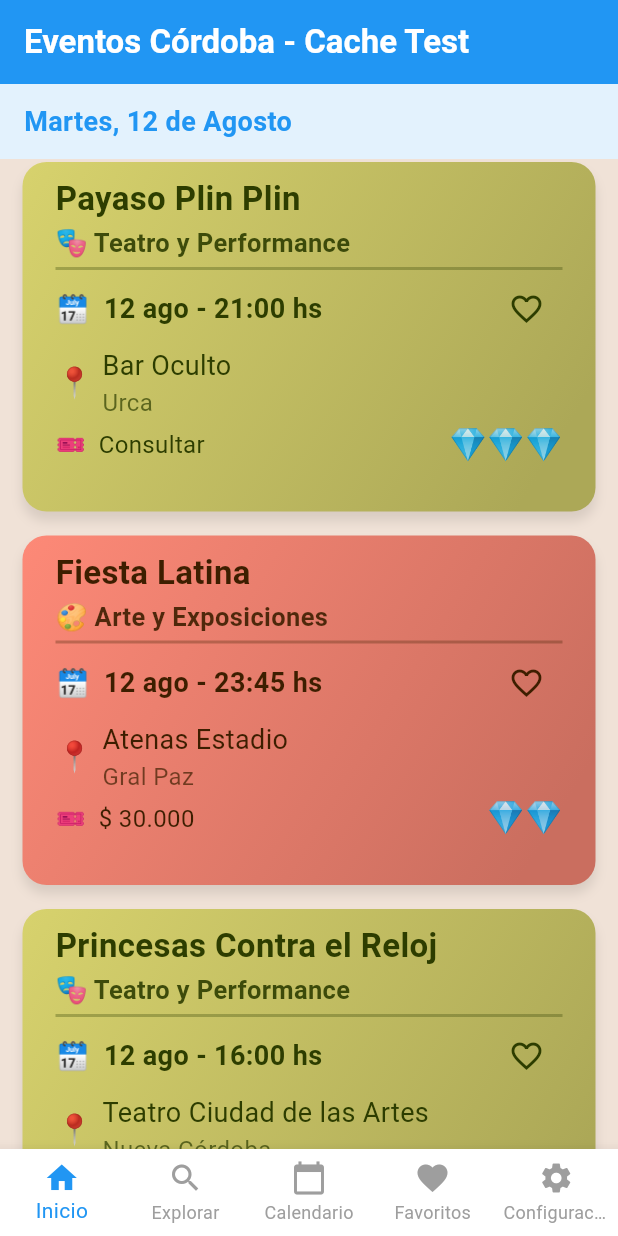
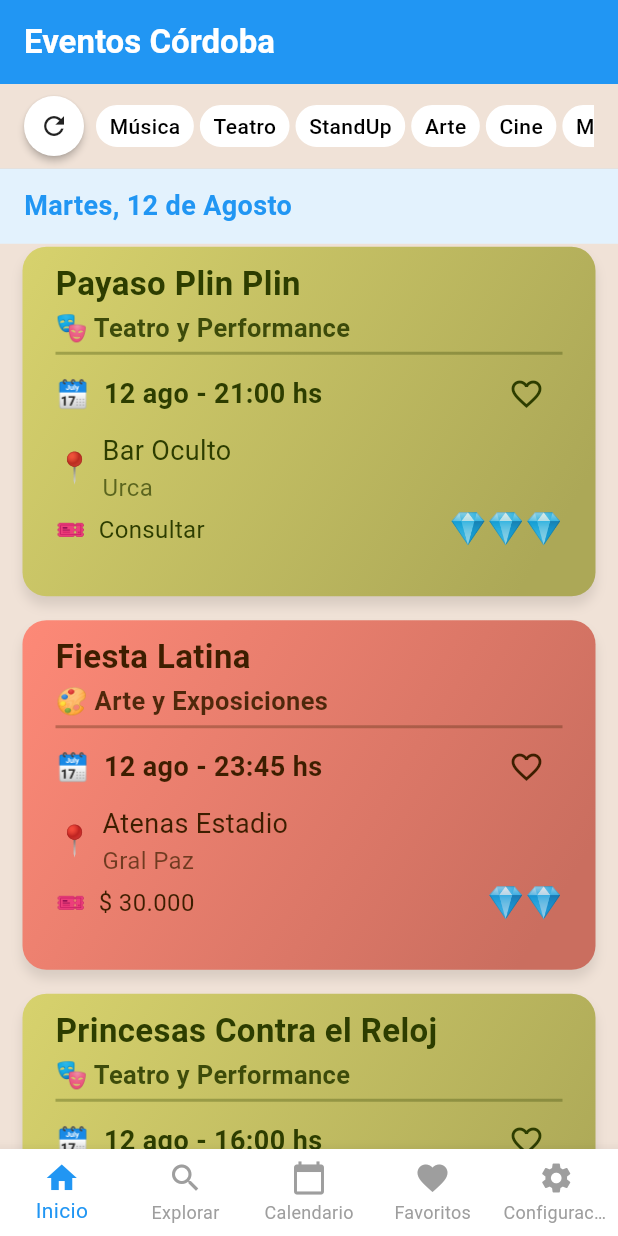
Before and after one commit to MarioLuisP/QueHacemos, a Flutter app: the screen it shows after launch, on a phone screen of 412 x 824 dp. Run offline on Flutter 3.47's test engine with Material 3 defaults, Android fonts, the phone set to English and light mode, and no system bars; our stand-ins replace cached_network_image, share_plus, shared_preferences, sqflite, table_calendar; accounts and stored records are empty.

Commit message:
new home page con chips

```diff
--- a/lib/src/cache/event_cache_service.dart
+++ b/lib/src/cache/event_cache_service.dart
@@ -235,14 +235,24 @@ class EventCacheService {
       grouped[dateKey]!.add(event);
     }
 
-    // NUEVO: Ordenar por rating dentro de cada fecha (mayor rating primero)
+// OPTIMIZADO: Triple ordenamiento dentro de cada fecha
     grouped.forEach((date, events) {
-      events.sort((a, b) => b.rating.compareTo(a.rating));
+      events.sort((a, b) {
+        // 1. Rating primero (mayor rating = sponsors primero)
+        final ratingComparison = b.rating.compareTo(a.rating);
+        if (ratingComparison != 0) return ratingComparison;
+
+        // 2. Categoría alfabéticamente (organización visual)
+        final categoryComparison = a.type.compareTo(b.type);
+        if (categoryComparison != 0) return categoryComparison;
+
+        // 3. Hora más temprana primero (practicidad del usuario)
+        return a.date.compareTo(b.date); // date incluye hora completa
+      });
     });
 
     return grouped;
   }
-
   /// Obtener fechas ordenadas (hoy primero, luego futuras)
   List<String> getSortedDateKeys(Map<String, List<EventCacheItem>> grouped) {
     final today = DateTime.now();
--- a/lib/src/pages/home_page.dart
+++ b/lib/src/pages/home_page.dart
@@ -1,4 +1,4 @@
-// lib/src/pages/clean_home_page.dart
+// lib/src/pages/home_page.dart - OPTIMIZADO
 
 import 'package:flutter/material.dart';
 import 'package:provider/provider.dart';
@@ -7,14 +7,14 @@ import '../widgets/chips/filter_chips_widget.dart';
 import '../cache/cache_models.dart';
 import '../widgets/cards/event_card_widget.dart';
 
-class HomePage extends StatefulWidget { // CAMBIO: nombre correcto
-  final DateTime? selectedDate;          // NUEVO: parámetro del calendario
-  final VoidCallback? onReturnToCalendar; // NUEVO: callback para volver
+class HomePage extends StatefulWidget {
+  final DateTime? selectedDate;
+  final VoidCallback? onReturnToCalendar;
 
-  const HomePage({                       // CAMBIO: nombre correcto
+  const HomePage({
     super.key,
-    this.selectedDate,                   // NUEVO: parámetro opcional
-    this.onReturnToCalendar,            // NUEVO: callback opcional
+    this.selectedDate,
+    this.onReturnToCalendar,
   });
 
   @override
@@ -24,6 +24,8 @@ class HomePage extends StatefulWidget { // CAMBIO: nombre correcto
 class _HomePageState extends State<HomePage> {
   late SimpleHomeProvider _provider;
 
+  // NUEVO: Estado local para filtros (no afecta provider)
+  Set<String> _localActiveCategories = {};
 
   @override
   void initState() {
@@ -31,63 +33,117 @@ class _HomePageState extends State<HomePage> {
     _provider = context.read<SimpleHomeProvider>();
 
     WidgetsBinding.instance.addPostFrameCallback((_) {
-      // Siempre sincronizar selectedDate con provider
       _provider.setSelectedDate(widget.selectedDate);
     });
   }
 
+  // NUEVO: Filtrado local sin afectar provider
+  Map<String, List<EventCacheItem>> _getFilteredGroupedEvents(
+      Map<String, List<EventCacheItem>> allGroupedEvents,
+      ) {
+    if (_localActiveCategories.isEmpty) {
+      return allGroupedEvents;
+    }
+
+    final filtered = <String, List<EventCacheItem>>{};
+
+    allGroupedEvents.forEach((date, events) {
+      final filteredEvents = events.where((event) {
+        return _localActiveCategories.contains(event.type.toLowerCase());
+      }).toList();
+
+      if (filteredEvents.isNotEmpty) {
+        filtered[date] = filteredEvents;
+      }
+    });
+
+    return filtered;
+  }
+
+  // NUEVO: Toggle filtro local
+  void _toggleLocalCategory(String category) {
+    setState(() {
+      if (_localActiveCategories.contains(category)) {
+        _localActiveCategories.remove(category);
+      } else {
+        _localActiveCategories.add(category);
+      }
+    });
+  }
+
+  // NUEVO: Limpiar filtros locales
+  void _clearLocalCategories() {
+    setState(() {
+      _localActiveCategories.clear();
+    });
+  }
 
   @override
   Widget build(BuildContext context) {
     return Scaffold(
       appBar: AppBar(
-        title: const Text('Eventos Córdoba - Cache Test'),
+        title: const Text('Eventos Córdoba'),
         backgroundColor: Colors.blue,
         foregroundColor: Colors.white,
       ),
-      body: Consumer<SimpleHomeProvider>(
-        builder: (context, provider, child) {
+      body: Selector<SimpleHomeProvider, ({
+      bool isLoading,
+      String? errorMessage,
+      Map<String, List<EventCacheItem>> groupedEvents,
+      Set<String> availableCategories,
+      String theme,
+      })>(
+        selector: (context, provider) => (
+        isLoading: provider.isLoading,
+        errorMessage: provider.errorMessage,
+        groupedEvents: provider.groupedEvents,
+        availableCategories: provider.selectedCategories,
+        theme: provider.theme,
+        ),
+        builder: (context, data, child) {
           // Loading state
-          if (provider.isLoading) {
+          if (data.isLoading) {
             return const Center(
               child: Column(
                 mainAxisAlignment: MainAxisAlignment.center,
                 children: [
                   CircularProgressIndicator(),
                   SizedBox(height: 16),
-                  Text('Cargando cache en memoria...'),
+                  Text('Cargando eventos...'),
                 ],
               ),
             );
           }
 
           // Error state
-          if (provider.errorMessage != null) {
+          if (data.errorMessage != null) {
             return Center(
               child: Column(
                 mainAxisAlignment: MainAxisAlignment.center,
                 children: [
-                  Icon(Icons.error, size: 64, color: Colors.red),
-                  SizedBox(height: 16),
+                  const Icon(Icons.error, size: 64, color: Colors.red),
+                  const SizedBox(height: 16),
                   Text(
-                    'Error: ${provider.errorMessage}',
+                    'Error: ${data.errorMessage}',
                     textAlign: TextAlign.center,
-                    style: TextStyle(color: Colors.red),
+                    style: const TextStyle(color: Colors.red),
                   ),
-                  SizedBox(height: 16),
+                  const SizedBox(height: 16),
                   ElevatedButton(
-                    onPressed: () => provider.refresh(),
-                    child: Text('Reintentar'),
+                    onPressed: () => _provider.refresh(),
+                    child: const Text('Reintentar'),
                   ),
                 ],
               ),
             );
           }
 
-          // Success state - mostrar eventos
+          // Success state - aplicar filtros locales
+          final filteredGroupedEvents = _getFilteredGroupedEvents(data.groupedEvents);
+
           return Column(
             children: [
-              /*
+              // NUEVO: Filter chips con estado local
               Container(
                 padding: const EdgeInsets.symmetric(horizontal: 16, vertical: 8),
                 decoration: BoxDecoration(
@@ -100,26 +156,18 @@ class _HomePageState extends State<HomePage> {
                   ),
                 ),
                 child: FilterChipsRow(
-                  availableCategories: provider.selectedCategories.toList(),
-                  activeCategories: provider.activeFilterCategories,
-                  onToggleCategory: (category) async {
-                    await provider.toggleFilterCategory(category);
-                  },
-                  onClearAll: () async {
-                    await provider.clearActiveFilterCategories();
-                  },
-                  currentTheme: provider.theme,
+                  availableCategories: data.availableCategories.toList(),
+                  activeCategories: _localActiveCategories,
+                  onToggleCategory: _toggleLocalCategory,
+                  onClearAll: _clearLocalCategories,
+                  currentTheme: data.theme,
                 ),
               ),
-*/
 
-              // Lista de eventos
+              // Lista de eventos optimizada
               Expanded(
-                child: _buildEventsList(provider),
+                child: _buildEventsList(filteredGroupedEvents),
               ),
-
-              // Stats bar (para debug)
-
             ],
           );
         },
@@ -128,8 +176,8 @@ class _HomePageState extends State<HomePage> {
   }
 
   /// Lista de eventos optimizada con máxima eficiencia
-  Widget _buildEventsList(SimpleHomeProvider provider) {
-    if (provider.events.isEmpty) {
+  Widget _buildEventsList(Map<String, List<EventCacheItem>> groupedEvents) {
+    if (groupedEvents.isEmpty) {
       return const Center(
         child: Column(
           mainAxisAlignment: MainAxisAlignment.center,
@@ -150,34 +198,37 @@ class _HomePageState extends State<HomePage> {
       );
     }
 
-    final sortedDates = provider.getSortedDateKeys(); // NUEVO: Fechas ordenadas
+    final sortedDates = _provider.getSortedDateKeys()
+        .where((date) => groupedEvents.containsKey(date))
+        .toList();
 
     return CustomScrollView(
       physics: const BouncingScrollPhysics(
         parent: AlwaysScrollableScrollPhysics(),
       ),
       slivers: [
-        for (final date in sortedDates) ...[  // NUEVO: Loop por cada fecha
-          // Header del día
-          SliverToBoxAdapter( // NUEVO: Header como sliver separado
-            child: _buildDateHeader(provider.getSectionTitle(date)),
+        for (final date in sortedDates) ...[
+          // Header del día - Widget estático
+          SliverToBoxAdapter(
+            child: _buildDateHeader(_provider.getSectionTitle(date)),
           ),
+
           // Eventos de ese día con máxima eficiencia
-          SliverFixedExtentList( // NUEVO: Lista super eficiente para eventos
-            itemExtent: 249.0, // NUEVO: 237px tarjeta + 12px gap
+          SliverFixedExtentList(
+            itemExtent: 249.0, // 237px tarjeta + 12px gap
             delegate: SliverChildBuilderDelegate(
                   (context, index) {
-                final eventsForDate = provider.groupedEvents[date]!; // NUEVO: Eventos de esta fecha
-                return Padding( // NUEVO: Gap real entre tarjetas
+                final eventsForDate = groupedEvents[date]!;
+                return Padding(
                   padding: const EdgeInsets.only(bottom: 12.0),
-                  child: EventCardWidget( // CAMBIO: Sin SizedBox redundante
+                  child: EventCardWidget(
                     event: eventsForDate[index],
-                    provider: provider,
+                    provider: _provider,
                     key: ValueKey(eventsForDate[index].id),
                   ),
                 );
               },
-              childCount: provider.groupedEvents[date]?.length ?? 0, // NUEVO: Count específico por fecha
+              childCount: groupedEvents[date]?.length ?? 0,
             ),
           ),
         ],
@@ -185,8 +236,7 @@ class _HomePageState extends State<HomePage> {
     );
   }
 
-
-  /// Header de fecha
+  /// Header de fecha - Widget estático
   Widget _buildDateHeader(String title) {
     return Container(
       padding: const EdgeInsets.symmetric(horizontal: 16, vertical: 12),
@@ -201,5 +251,4 @@ class _HomePageState extends State<HomePage> {
       ),
     );
   }
-
 }
--- a/lib/src/providers/simple_home_provider.dart
+++ b/lib/src/providers/simple_home_provider.dart
@@ -279,8 +279,7 @@ class SimpleHomeProvider with ChangeNotifier {
 
   /// Obtener fechas ordenadas (hoy primero)
   List<String> getSortedDateKeys() {
-    return _cacheService.getSortedDateKeys(_filteredEvents.groupedByDate);
-  }
+    return _cacheService.getSortedDateKeys(_filteredEvents.groupedByDate);  }
 
   /// Obtener categoría con emoji (para FastEventCard)
   String getCategoryWithEmoji(String type) {
@@ -344,7 +343,20 @@ class SimpleHomeProvider with ChangeNotifier {
     }
     return "";
   }
+  /// Obtener eventos para fecha específica - O(1) lookup sin re-procesamiento
+  List<EventCacheItem> getEventsForDateDirect(String dateKey) {
+    if (!_cacheService.isLoaded) {
+      return [];
+    }
 
+    return _filteredEvents.groupedByDate[dateKey] ?? [];
+  }
+
+  /// Verificar si hay eventos para una fecha específica - O(1)
+  bool hasEventsForDate(String dateKey) {
+    return _filteredEvents.groupedByDate.containsKey(dateKey) &&
+        _filteredEvents.groupedByDate[dateKey]!.isNotEmpty;
+  }
   // === MÉTODOS PRIVADOS ===
 
   void _applyCurrentFilters() {
```
